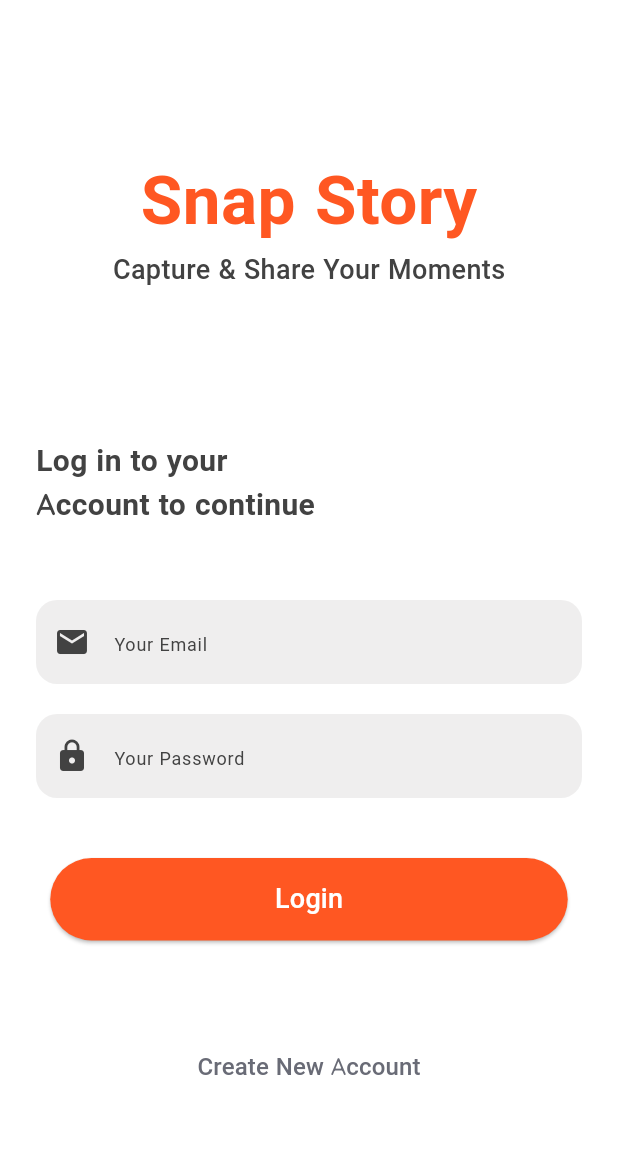
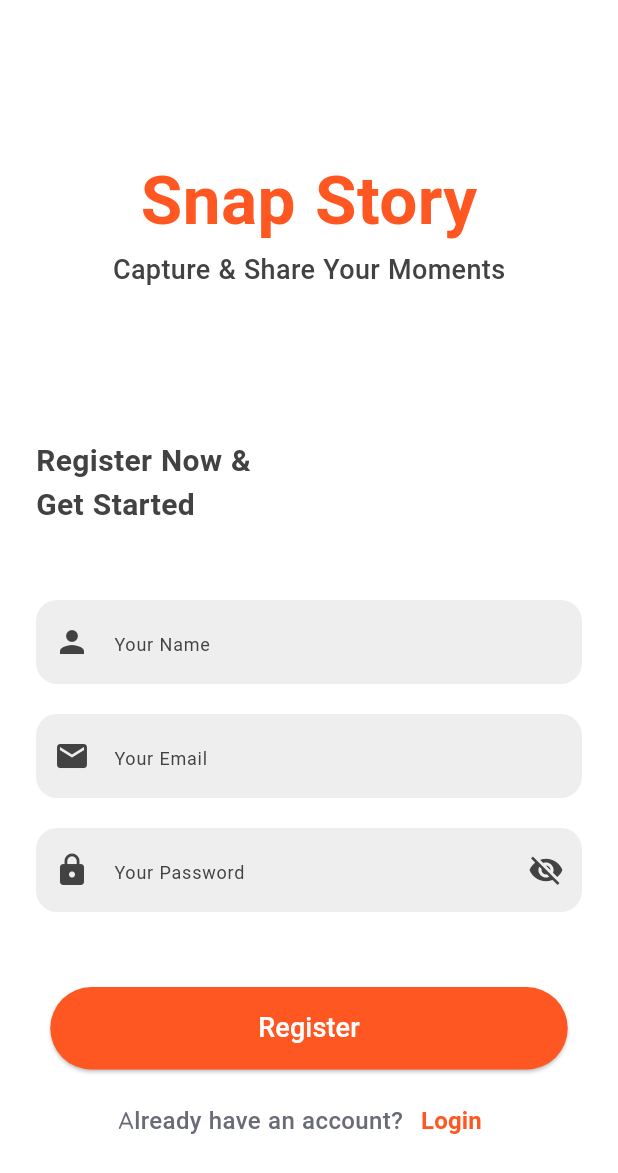
Before and after one commit to CristLoha/story_app1, a Flutter app: the screen it shows after launch, after a tap on "Create New Account", on a phone screen of 412 x 824 dp. Shown: the top 1173 px of the screen. Run offline on Flutter 3.47's test engine with Material 3 defaults, Android fonts, the phone set to English and light mode, and no system bars; our stand-ins replace go_router, google_fonts.

Commit message:
create register page

```diff
--- a/lib/app_page.dart
+++ b/lib/app_page.dart
@@ -1,17 +1,22 @@
 import 'package:flutter/material.dart';
+import 'package:provider/provider.dart';
+import 'package:story_app1/core/routes/app_route.dart';
 import 'package:story_app1/core/theme_manager/theme_data_manager.dart';
-import 'package:story_app1/features/authentication/presentation/pages/login/login_page.dart';
+import 'package:story_app1/providers/password_provider.dart';
 
 class AppPage extends StatelessWidget {
   const AppPage({super.key});
 
   @override
   Widget build(BuildContext context) {
-    return MaterialApp(
-      debugShowCheckedModeBanner: false,
-      title: 'Story App',
-      theme: getApplicationThemeData(),
-      home: const LoginPage(),
+    return MultiProvider(
+      providers: [ChangeNotifierProvider(create: (_) => PasswordProvider())],
+      child: MaterialApp.router(
+        debugShowCheckedModeBanner: false,
+        title: 'Story App',
+        theme: getApplicationThemeData(),
+        routerConfig: appRouter,
+      ),
     );
   }
 }
--- a/lib/common/widgets/text_field_widget.dart
+++ b/lib/common/widgets/text_field_widget.dart
@@ -1,21 +1,35 @@
 import 'package:flutter/material.dart';
+import 'package:provider/provider.dart';
 import 'package:story_app1/core/theme_manager/color_manager.dart';
 import 'package:story_app1/core/theme_manager/font_manager.dart';
 import 'package:story_app1/core/theme_manager/style_manager.dart';
 import 'package:story_app1/core/theme_manager/values_manager.dart';
+import 'package:story_app1/providers/password_provider.dart';
 
 class TextFieldWidget extends StatelessWidget {
   final String hintText;
   final IconData prefixIcon;
+  final bool isPassword;
+  final TextInputType keyboardType;
+  final Function(String)? onChanged;
   const TextFieldWidget({
     required this.hintText,
     required this.prefixIcon,
+    this.isPassword = false,
+    this.keyboardType = TextInputType.text,
+    this.onChanged,
     super.key,
   });
 
   @override
   Widget build(BuildContext context) {
+    return Consumer<PasswordProvider>(
+      builder: (context, passProvider, child) {
         return TextField(
+          obscureText: isPassword ? passProvider.isObscure : false,
+          onChanged: onChanged,
+          keyboardType: keyboardType,
+          cursorColor: ColorsManager.primary,
           decoration: InputDecoration(
             hintText: hintText,
             filled: true,
@@ -24,6 +38,18 @@ class TextFieldWidget extends StatelessWidget {
               fontWeight: FontWeightManager.regular,
             ),
             prefixIcon: Icon(prefixIcon, color: ColorsManager.grey900),
+            suffixIcon:
+                isPassword
+                    ? IconButton(
+                      onPressed: passProvider.toggleVisibility,
+                      icon: Icon(
+                        passProvider.isObscure
+                            ? Icons.visibility_off
+                            : Icons.visibility,
+                      ),
+                      color: ColorsManager.grey900,
+                    )
+                    : null,
             fillColor: ColorsManager.softWhite,
             border: OutlineInputBorder(
               borderRadius: BorderRadius.circular(AppSize.s14),
@@ -32,5 +58,7 @@ class TextFieldWidget extends StatelessWidget {
             contentPadding: EdgeInsets.symmetric(horizontal: 20, vertical: 16),
           ),
         );
+      },
+    );
   }
 }
--- /dev/null
+++ b/lib/common/widgets/title_widget.dart
@@ -0,0 +1,12 @@
+import 'package:flutter/material.dart';
+import 'package:story_app1/core/theme_manager/style_manager.dart';
+
+class TitleWidget extends StatelessWidget {
+  final String title;
+  const TitleWidget({required this.title, super.key});
+
+  @override
+  Widget build(BuildContext context) {
+    return Text(title, style: getGrey900TextStyle());
+  }
+}
--- /dev/null
+++ b/lib/core/routes/app_route.dart
@@ -0,0 +1,16 @@
+import 'package:go_router/go_router.dart';
+import 'package:story_app1/features/authentication/presentation/pages/login/login_page.dart';
+import 'package:story_app1/features/authentication/presentation/pages/register/register_page.dart';
+
+final GoRouter appRouter = GoRouter(
+  initialLocation: '/login',
+  routes: <RouteBase>[
+    GoRoute(
+      path: '/login',
+      builder: (context, state) => LoginPage(),
+      routes: <RouteBase>[
+        GoRoute(path: 'register', builder: (context, state) => RegisterPage()),
+      ],
+    ),
+  ],
+);
--- a/lib/core/theme_manager/color_manager.dart
+++ b/lib/core/theme_manager/color_manager.dart
@@ -8,6 +8,11 @@ class ColorsManager {
   static Color grey600 = HexColor.fromHex('#696B76');
   static Color white = HexColor.fromHex('#FFFFFF');
   static Color softWhite = HexColor.fromHex('#CCEBEAEA');
+  static Color green = HexColor.fromHex('#4CAF50');
+  static Color red = HexColor.fromHex('#FF5252');
+  static Color orangeMedium = HexColor.fromHex('#FF9800');
+
+
 }
 
 extension HexColor on Color {
--- a/lib/core/theme_manager/style_manager.dart
+++ b/lib/core/theme_manager/style_manager.dart
@@ -44,6 +44,7 @@ TextStyle getGrey900TextStyle({
 TextStyle getGrey600TextStyle({
   double fontSize = FontSizeManager.f16,
   FontWeight fontWeight = FontWeightManager.medium,
+
 }) {
   return _getTextStyle(
     fontSize,
--- a/lib/features/authentication/presentation/pages/login/login_page.dart
+++ b/lib/features/authentication/presentation/pages/login/login_page.dart
@@ -1,7 +1,9 @@
 import 'package:flutter/material.dart';
+import 'package:go_router/go_router.dart';
 import 'package:story_app1/common/button_widget.dart';
 import 'package:story_app1/common/widgets/logo_widget.dart';
 import 'package:story_app1/common/widgets/text_field_widget.dart';
+import 'package:story_app1/common/widgets/title_widget.dart';
 import 'package:story_app1/core/theme_manager/style_manager.dart';
 import 'package:story_app1/core/theme_manager/values_manager.dart';
 
@@ -23,15 +25,13 @@ class LoginPage extends StatelessWidget {
             children: [
               LogoWidget(),
               SizedBox(height: AppPadding.p100),
-              Text(
-                'Log in to your\nAccount to continue',
-                style: getGrey900TextStyle(),
-              ),
+              TitleWidget(title: 'Log in to your\nAccount to continue'),
               SizedBox(height: AppPadding.p50),
               TextFieldWidget(hintText: 'Your Email', prefixIcon: Icons.email),
               SizedBox(height: AppPadding.p20),
               TextFieldWidget(
                 hintText: 'Your Password',
+                isPassword: true,
                 prefixIcon: Icons.lock,
               ),
               SizedBox(height: 40),
@@ -40,7 +40,7 @@ class LoginPage extends StatelessWidget {
               SizedBox(height: AppPadding.p60),
               Center(
                 child: TextButton(
-                  onPressed: () {},
+                  onPressed: () => context.go('/login/register'),
                   child: Text(
                     'Create New Account',
                     style: getGrey600TextStyle(),
--- /dev/null
+++ b/lib/features/authentication/presentation/pages/register/register_page.dart
@@ -0,0 +1,103 @@
+import 'package:flutter/material.dart';
+import 'package:go_router/go_router.dart';
+import 'package:provider/provider.dart';
+import 'package:story_app1/common/button_widget.dart';
+import 'package:story_app1/common/widgets/logo_widget.dart';
+import 'package:story_app1/common/widgets/text_field_widget.dart';
+import 'package:story_app1/common/widgets/title_widget.dart';
+import 'package:story_app1/core/theme_manager/font_manager.dart';
+import 'package:story_app1/core/theme_manager/style_manager.dart';
+import 'package:story_app1/core/theme_manager/values_manager.dart';
+import 'package:story_app1/providers/password_provider.dart';
+
+class RegisterPage extends StatelessWidget {
+  const RegisterPage({super.key});
+
+  @override
+  Widget build(BuildContext context) {
+    final passwordProvider = Provider.of<PasswordProvider>(context);
+    return Scaffold(
+      body: SingleChildScrollView(
+        child: Padding(
+          padding: EdgeInsets.symmetric(
+            vertical: AppPadding.p100,
+            horizontal: AppPadding.p24,
+          ),
+          child: Column(
+            crossAxisAlignment: CrossAxisAlignment.start,
+
+            children: [
+              LogoWidget(),
+              SizedBox(height: AppPadding.p100),
+              TitleWidget(title: 'Register Now &\nGet Started'),
+              SizedBox(height: AppPadding.p50),
+              TextFieldWidget(hintText: 'Your Name', prefixIcon: Icons.person),
+              SizedBox(height: AppPadding.p20),
+              TextFieldWidget(hintText: 'Your Email', prefixIcon: Icons.email),
+              SizedBox(height: AppPadding.p20),
+              TextFieldWidget(
+                hintText: 'Your Password',
+                isPassword: true,
+                prefixIcon: Icons.lock,
+                onChanged: passwordProvider.checkPasswordStrength,
+              ),
+              SizedBox(height: AppPadding.p10),
+              Column(
+                crossAxisAlignment: CrossAxisAlignment.start,
+                children: [
+                  if (passwordProvider.passwordStrength.isNotEmpty) ...[
+                    Text(
+                      passwordProvider.passwordStrength,
+                      style: getGrey600TextStyle().copyWith(
+                        color: passwordProvider.strengthColor,
+                        fontSize: FontSizeManager.f14,
+                        fontWeight: FontWeightManager.bold,
+                      ),
+                    ),
+                    const SizedBox(height: AppPadding.p4),
+                    AnimatedContainer(
+                      duration: Duration(milliseconds: 300),
+                      height: 5,
+                      width:
+                          MediaQuery.of(context).size.width *
+                          (passwordProvider.passwordStrength == 'Weak'
+                              ? 0.3
+                              : passwordProvider.passwordStrength == 'Medium'
+                              ? 0.6
+                              : 1.0),
+
+                      decoration: BoxDecoration(
+                        color: passwordProvider.strengthColor,
+                        borderRadius: BorderRadius.circular(4),
+                      ),
+                    ),
+                  ],
+                ],
+              ),
+              SizedBox(height: 40),
+              ButtonWidget(title: 'Register'),
+
+              SizedBox(height: 10),
+              Row(
+                mainAxisAlignment: MainAxisAlignment.center,
+                children: [
+                  Text(
+                    'Already have an account?',
+                    style: getGrey600TextStyle(),
+                  ),
+                  TextButton(
+                    onPressed: () => context.go('/login'),
+                    child: Text(
+                      'Login',
+                      style: getOrangeTextStyle(fontSize: FontSizeManager.f16),
+                    ),
+                  ),
+                ],
+              ),
+            ],
+          ),
+        ),
+      ),
+    );
+  }
+}
--- /dev/null
+++ b/lib/providers/password_provider.dart
@@ -0,0 +1,34 @@
+import 'package:flutter/material.dart';
+import 'package:story_app1/core/theme_manager/color_manager.dart';
+
+class PasswordProvider extends ChangeNotifier {
+  bool _isObscured = true;
+  String _passwordStrength = '';
+  Color _strengthColor = ColorsManager.grey900;
+
+  bool get isObscure => _isObscured;
+  String get passwordStrength => _passwordStrength;
+  Color get strengthColor => _strengthColor;
+
+  void toggleVisibility() {
+    _isObscured = !_isObscured;
+    notifyListeners();
+  }
+
+  void checkPasswordStrength(String password) {
+    if (password.isEmpty) {
+      _passwordStrength = '';
+      _strengthColor = ColorsManager.grey900;
+    } else if (password.length < 6) {
+      _passwordStrength = 'Weak';
+      _strengthColor = ColorsManager.red;
+    } else if (RegExp(r'^(?=.*[A-Z])(?=.*\d)').hasMatch(password)) {
+      _passwordStrength = 'Strong';
+      _strengthColor = ColorsManager.green;
+    } else {
+      _passwordStrength = 'Medium';
+      _strengthColor = ColorsManager.orangeMedium;
+    }
+    notifyListeners();
+  }
+}
```
Also changed, not shown: pubspec.yaml (+2 -6 lines), pubspec.lock, 1 other file. Lines whose indentation alone changed are shown as unchanged.
